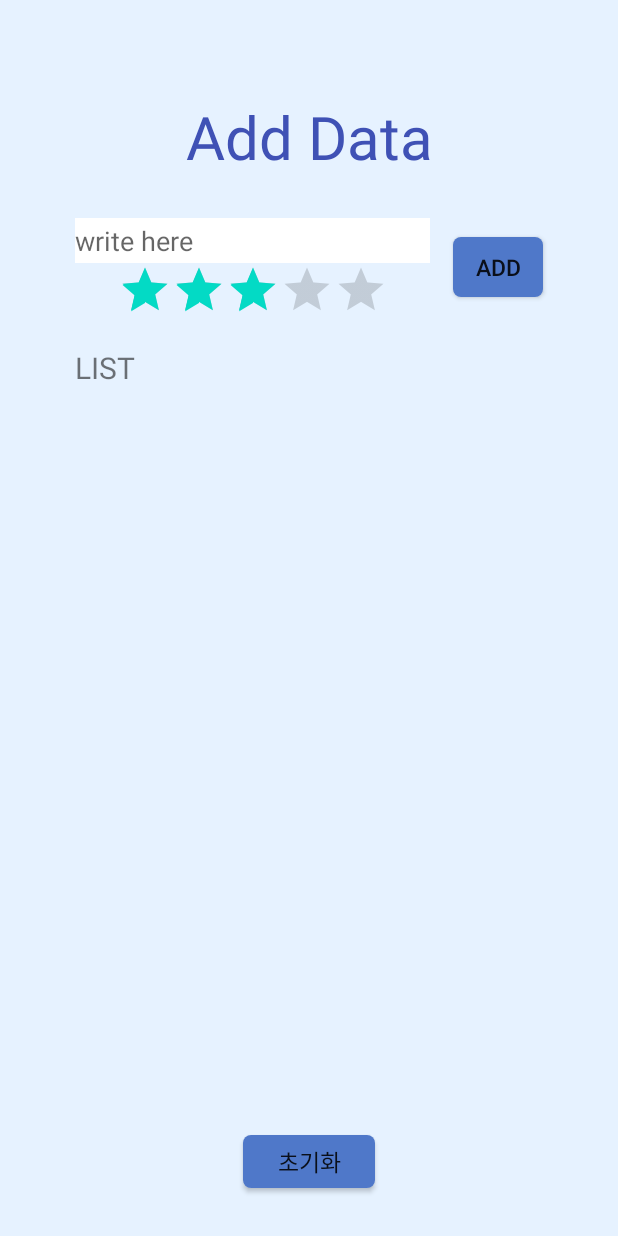
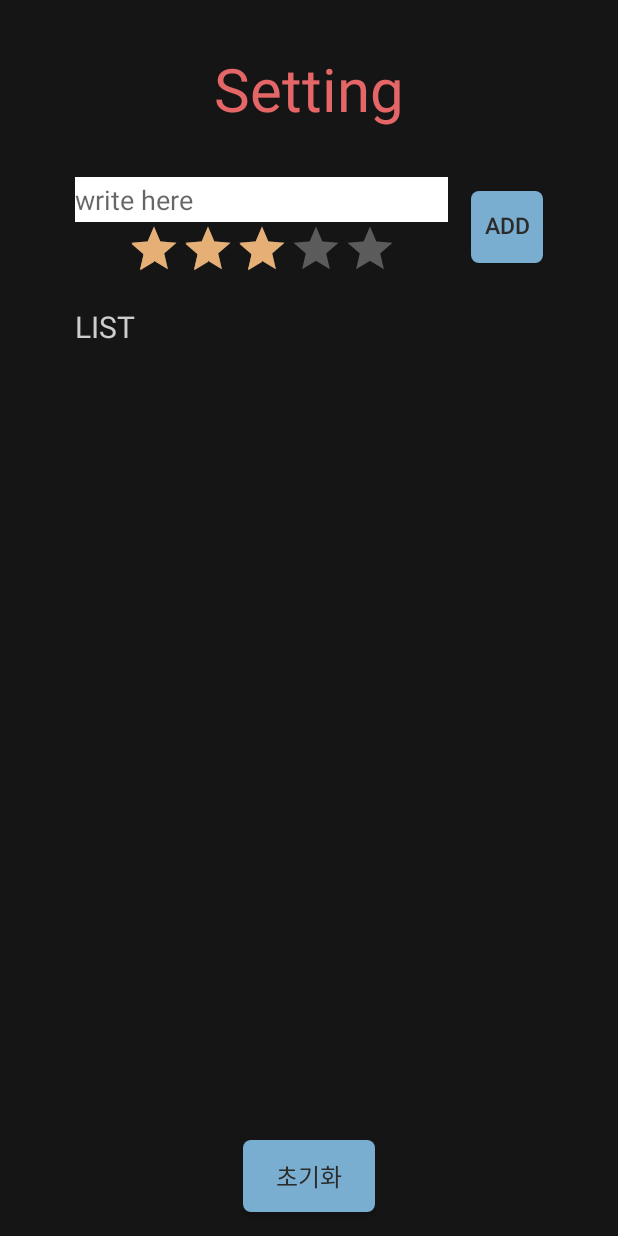
Before and after one commit to kimhyebeen/AndroidPJT_catchFood, an Android app: the SetActivity screen opened directly, with no data from a screen before it, on a phone screen of 412 x 824 dp. Run offline under Robolectric (Android 15) with nearby library versions, the phone set to English and light mode, and no system bars.

Commit message:
[v2.0.1] set - UI 배경 및 버튼 색상 변경, rating bar 색상 변경

```diff
--- a/ver02/app/src/main/res/drawable/btn_add.xml
+++ b/ver02/app/src/main/res/drawable/btn_add.xml
@@ -3,5 +3,5 @@
     <corners
         android:radius="5dp" />
     <solid
-        android:color="@color/cornFlowerBlue"/>
+        android:color="@color/blueGrey"/>
 </shape>
--- a/ver02/app/src/main/res/layout/activity_set.xml
+++ b/ver02/app/src/main/res/layout/activity_set.xml
@@ -4,16 +4,16 @@
     xmlns:tools="http://schemas.android.com/tools"
     android:layout_width="match_parent"
     android:layout_height="match_parent"
-    android:background="#E6F2FF"
+    android:background="@color/darkBlack"
     tools:context=".SetActivity">
 
     <TextView
         android:id="@+id/textView2"
         android:layout_width="wrap_content"
         android:layout_height="wrap_content"
-        android:layout_marginTop="64dp"
-        android:text="@string/title2"
-        android:textColor="#3F51B5"
+        android:layout_marginTop="32dp"
+        android:text="@string/title3"
+        android:textColor="@color/coral"
         android:textSize="40sp"
         app:layout_constraintEnd_toEndOf="parent"
         app:layout_constraintStart_toStartOf="parent"
@@ -24,14 +24,13 @@
         android:layout_width="0dp"
         android:layout_height="30dp"
         android:layout_marginStart="50dp"
-        android:layout_marginLeft="50dp"
-        android:layout_marginTop="27dp"
+        android:layout_marginTop="32dp"
         android:layout_marginEnd="15dp"
-        android:layout_marginRight="15dp"
         android:background="#FFFFFF"
         android:ems="10"
         android:hint="@string/texthint"
         android:inputType="textPersonName"
+        android:textColor="@color/darkGrey"
         app:layout_constraintEnd_toStartOf="@+id/addButton"
         app:layout_constraintStart_toStartOf="parent"
         app:layout_constraintTop_toBottomOf="@+id/textView2" />
@@ -42,38 +41,38 @@
         android:layout_width="wrap_content"
         android:layout_height="wrap_content"
         android:layout_marginStart="50dp"
-        android:layout_marginLeft="50dp"
         android:layout_marginEnd="15dp"
-        android:layout_marginRight="15dp"
         android:isIndicator="false"
         android:numStars="5"
         android:rating="3"
         android:stepSize="1"
+        android:theme="@style/RatingBar"
         app:layout_constraintEnd_toStartOf="@+id/addButton"
         app:layout_constraintStart_toStartOf="parent"
         app:layout_constraintTop_toBottomOf="@+id/editText" />
 
     <Button
         android:id="@+id/addButton"
-        android:layout_width="60dp"
-        android:layout_height="40dp"
-        android:layout_marginTop="40dp"
+        android:layout_width="48dp"
+        android:layout_height="48dp"
         android:layout_marginEnd="50dp"
-        android:layout_marginRight="50dp"
         android:background="@drawable/btn_add"
+        android:includeFontPadding="false"
         android:text="@string/addButton"
+        android:textColor="@color/darkGrey"
         android:textSize="15sp"
+        app:layout_constraintBottom_toBottomOf="@+id/ratingBar2"
         app:layout_constraintEnd_toEndOf="parent"
-        app:layout_constraintTop_toBottomOf="@+id/textView2" />
+        app:layout_constraintTop_toTopOf="@+id/editText" />
 
     <TextView
         android:id="@+id/textView3"
         android:layout_width="wrap_content"
         android:layout_height="wrap_content"
         android:layout_marginStart="50dp"
-        android:layout_marginLeft="50dp"
         android:layout_marginTop="20dp"
         android:text="@string/textView2"
+        android:textColor="@color/lightPink"
         android:textSize="20sp"
         app:layout_constraintStart_toStartOf="parent"
         app:layout_constraintTop_toBottomOf="@+id/ratingBar2" />
@@ -98,11 +97,12 @@
     <Button
         android:id="@+id/cleanButton"
         android:layout_width="wrap_content"
-        android:layout_height="35dp"
-        android:layout_marginBottom="32dp"
+        android:layout_height="48dp"
+        android:layout_marginBottom="16dp"
         android:background="@drawable/btn_add"
         android:text="@string/cleanButton"
-        android:textSize="15sp"
+        android:textColor="@color/darkGrey"
+        android:textSize="16sp"
         app:layout_constraintBottom_toBottomOf="parent"
         app:layout_constraintEnd_toEndOf="parent"
         app:layout_constraintStart_toStartOf="parent" />
--- a/ver02/app/src/main/res/values/colors.xml
+++ b/ver02/app/src/main/res/values/colors.xml
@@ -2,7 +2,7 @@
 <resources>
     <color name="colorPrimary">#90A1FD</color>
     <color name="colorPrimaryDark">#3F51B5</color>
-    <color name="colorAccent">#03DAC5</color>
+    <color name="colorAccent">#e6af75</color>
 
     <color name="cornFlowerBlue">#4f78c9</color>
     <color name="paleGrey">#fefeff</color>
@@ -12,4 +12,5 @@
     <color name="darkGrey">#2b2b2b</color>
     <color name="darkBlack">#151516</color>
     <color name="lightPink">#cdcdcd</color>
+    <color name="blueGrey">#79aed0</color>
 </resources>
--- a/ver02/app/src/main/res/values/strings.xml
+++ b/ver02/app/src/main/res/values/strings.xml
@@ -2,7 +2,7 @@
     <string name="app_name">캐치푸드</string>
     <string name="title">MENU</string>
     <string name="title2">Add Data</string>
-    <string name="title3">초기 데이터 세팅</string>
+    <string name="title3">Setting</string>
     <string name="textView1">click</string>
     <string name="textView2">LIST</string>
     <string name="menu">menu name</string>
--- a/ver02/app/src/main/res/values/styles.xml
+++ b/ver02/app/src/main/res/values/styles.xml
@@ -8,4 +8,9 @@
         <item name="colorAccent">@color/colorAccent</item>
     </style>
 
+    <style name="RatingBar" parent="Theme.AppCompat">
+        <item name="colorControlNormal">@color/paleGrey</item>
+        <item name="colorControlActivated">@color/colorAccent</item>
+    </style>
+
 </resources>
```
Also changed, not shown: ver02/app/src/main/res/drawable/item_setting.xml (added, +7 -0 lines), ver02/app/src/main/res/layout/item_set1.xml (+8 -4 lines).
